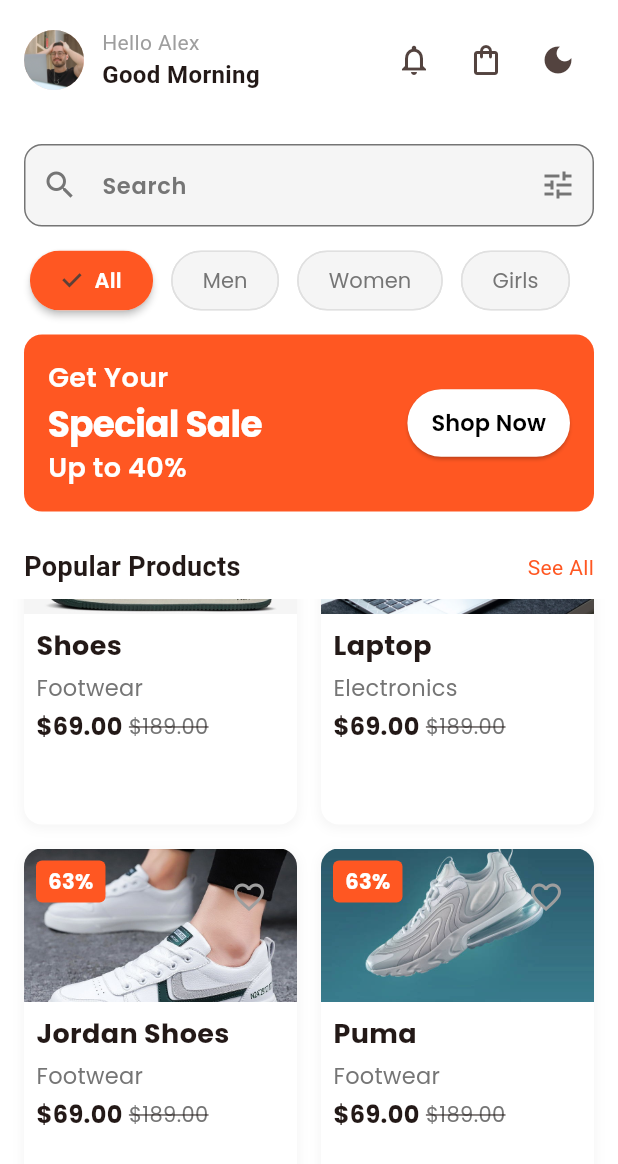
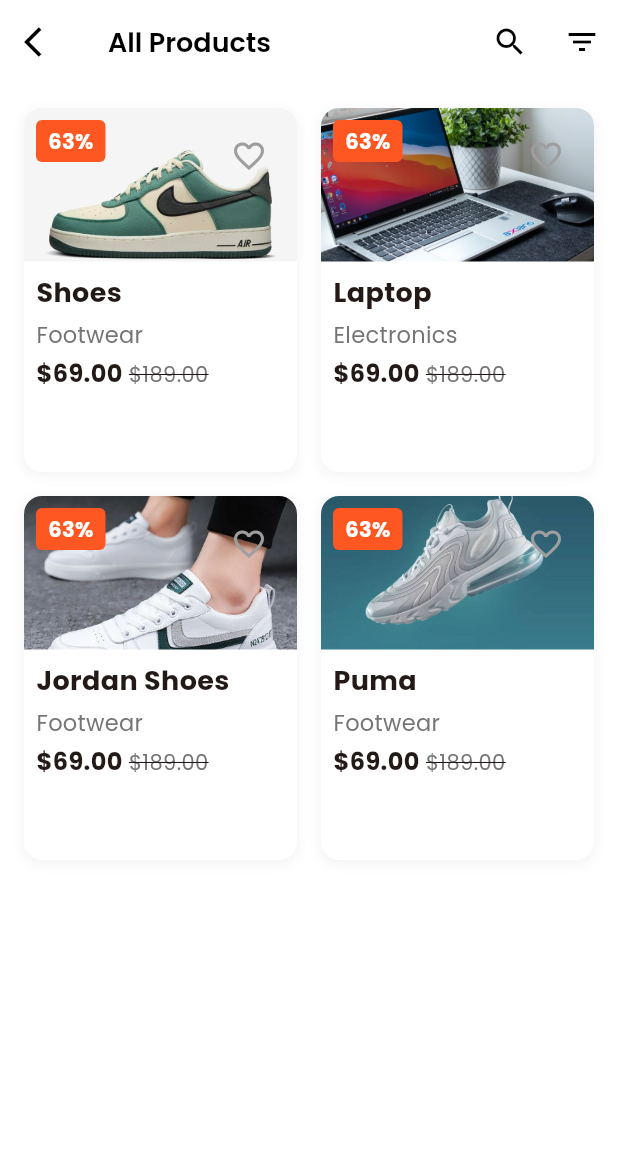
Before and after one commit to Shadrach01/ecommerce_app, a Flutter app: the HomeScreen screen opened directly, scrolled down 108 dp, after a tap on "See All", on a phone screen of 412 x 824 dp. Shown: the top 1164 px of the screen. Run offline on Flutter 3.47's test engine with Material 3 defaults, Android fonts, the phone set to English and light mode, and no system bars; our stand-ins replace get, get_storage, google_fonts, share_plus; accounts and stored records are empty.

Commit message:
Add the all product screen and widgets

```diff
--- /dev/null
+++ b/lib/view/all_products_screen.dart
@@ -0,0 +1,60 @@
+import 'package:ecommerce_app/utils/app_textstyles.dart';
+import 'package:ecommerce_app/view/widgets/filter_bottom_sheet.dart';
+import 'package:ecommerce_app/view/widgets/product_grid.dart';
+import 'package:flutter/material.dart';
+import 'package:get/get.dart';
+
+class AllProductsScreen extends StatelessWidget {
+  const AllProductsScreen({super.key});
+
+  @override
+  Widget build(BuildContext context) {
+    final isDark =
+        Theme.of(context).brightness == Brightness.dark;
+    return Scaffold(
+      backgroundColor: Theme.of(
+        context,
+      ).scaffoldBackgroundColor,
+      appBar: AppBar(
+        leading: IconButton(
+          onPressed: () => Get.back(),
+          icon: Icon(
+            Icons.arrow_back_ios,
+            color: isDark ? Colors.white : Colors.black,
+          ),
+        ),
+
+        title: Text(
+          'All Products',
+          style: AppTextStyles.withColor(
+            AppTextStyles.h3,
+            isDark ? Colors.white : Colors.black,
+          ),
+        ),
+
+        actions: [
+          // search icon
+          IconButton(
+            onPressed: () {},
+            icon: Icon(
+              Icons.search,
+              color: isDark ? Colors.white : Colors.black,
+            ),
+          ),
+
+          //filter icon
+          IconButton(
+            onPressed: () =>
+                FilterBottomSheet.show(context),
+            icon: Icon(
+              Icons.filter_list,
+              color: isDark ? Colors.white : Colors.black,
+            ),
+          ),
+        ],
+      ),
+
+      body: const ProductGrid(),
+    );
+  }
+}
--- a/lib/view/home_screen.dart
+++ b/lib/view/home_screen.dart
@@ -1,4 +1,5 @@
 import 'package:ecommerce_app/controllers/theme_controller.dart';
+import 'package:ecommerce_app/view/all_products_screen.dart';
 import 'package:ecommerce_app/view/widgets/category_chips.dart';
 import 'package:ecommerce_app/view/widgets/custom_search_bar.dart';
 import 'package:ecommerce_app/view/widgets/product_grid.dart';
@@ -117,7 +118,9 @@ class HomeScreen extends StatelessWidget {
                   ),
 
                   GestureDetector(
-                    onTap: () {},
+                    onTap: () => Get.to(
+                      () => const AllProductsScreen(),
+                    ),
                     child: Text(
                       'See All',
                       style: TextStyle(
```
Also changed, not shown: lib/view/widgets/filter_bottom_sheet.dart (added, +198 -0 lines).
